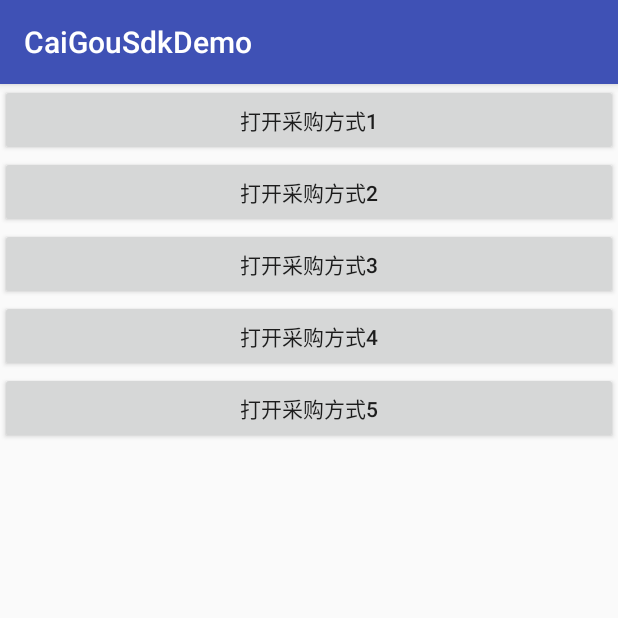
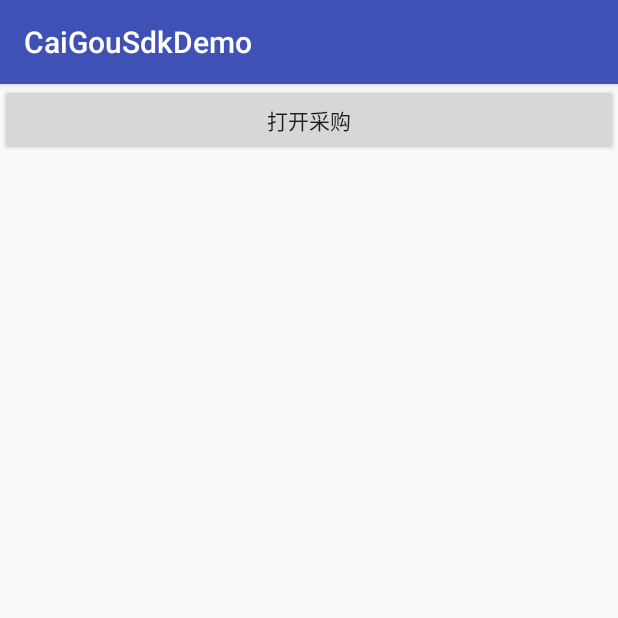
Before and after one commit to niulinguo/CaiGouSdkDemo, an Android app: the screen it shows after launch (MainActivity), on a phone screen of 412 x 824 dp, the top half of it. Run offline under Robolectric (Android 15) with nearby library versions, the phone set to English and light mode, and no system bars; libraries missing offline, so code that uses them is left out: com.blankj.utilcode, com.lzy.okgo; 1 statement that could not run was skipped.

```diff
--- a/app/src/main/res/layout/activity_main.xml
+++ b/app/src/main/res/layout/activity_main.xml
@@ -10,36 +10,8 @@
     <Button
         android:layout_width="match_parent"
         android:layout_height="wrap_content"
-        android:onClick="openCaiGou1"
-        android:text="打开采购方式1"
-        tools:ignore="HardcodedText"/>
-
-    <Button
-        android:layout_width="match_parent"
-        android:layout_height="wrap_content"
-        android:onClick="openCaiGou2"
-        android:text="打开采购方式2"
-        tools:ignore="HardcodedText"/>
-
-    <Button
-        android:layout_width="match_parent"
-        android:layout_height="wrap_content"
-        android:onClick="openCaiGou3"
-        android:text="打开采购方式3"
-        tools:ignore="HardcodedText"/>
-
-    <Button
-        android:layout_width="match_parent"
-        android:layout_height="wrap_content"
-        android:onClick="openCaiGou4"
-        android:text="打开采购方式4"
-        tools:ignore="HardcodedText"/>
-
-    <Button
-        android:layout_width="match_parent"
-        android:layout_height="wrap_content"
-        android:onClick="openCaiGou5"
-        android:text="打开采购方式5"
+        android:onClick="openCaiGou"
+        android:text="打开采购"
         tools:ignore="HardcodedText"/>
 
 </LinearLayout>
--- a/build.gradle
+++ b/build.gradle
@@ -7,7 +7,7 @@ buildscript {
         }
     }
     dependencies {
-        classpath 'com.android.tools.build:gradle:2.3.3'
+        classpath 'com.android.tools.build:gradle:3.2.1'
         //noinspection GradleDependency
         classpath 'com.jakewharton:butterknife-gradle-plugin:8.4.0'
         classpath 'org.greenrobot:greendao-gradle-plugin:3.2.2'
```
Also changed, not shown: app/build.gradle (+19 -11 lines), app/src/main/java/com/niles/caigousdkdemo/MainActivity.java (+19 -63 lines), gradle/wrapper/gradle-wrapper.properties.
